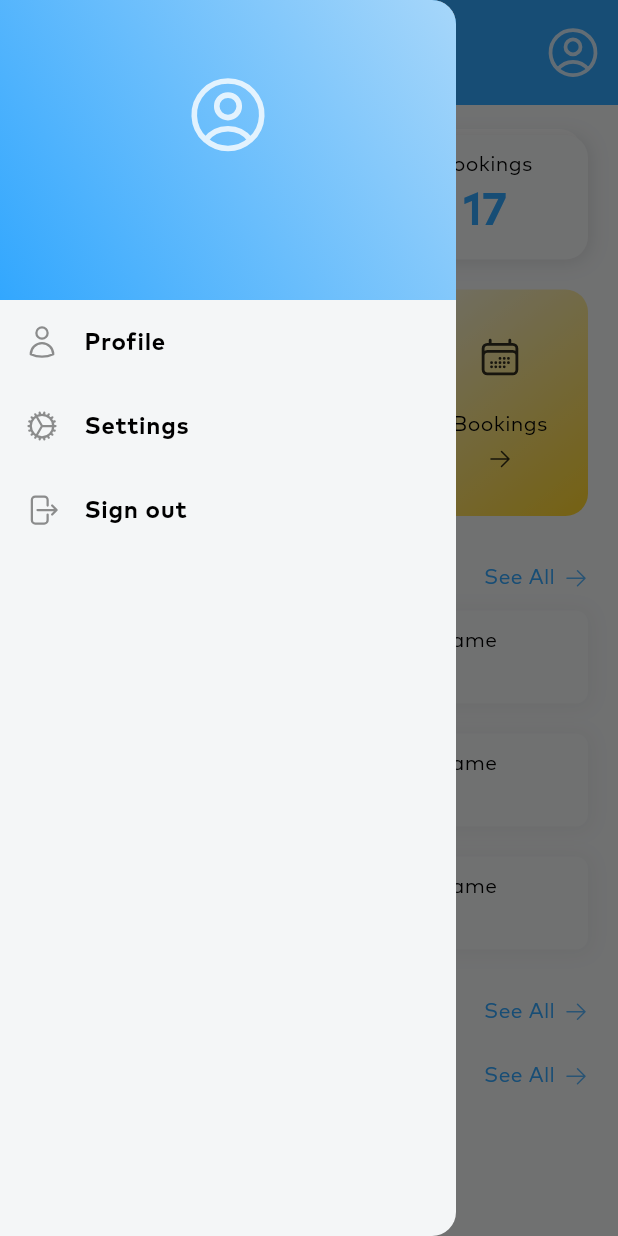
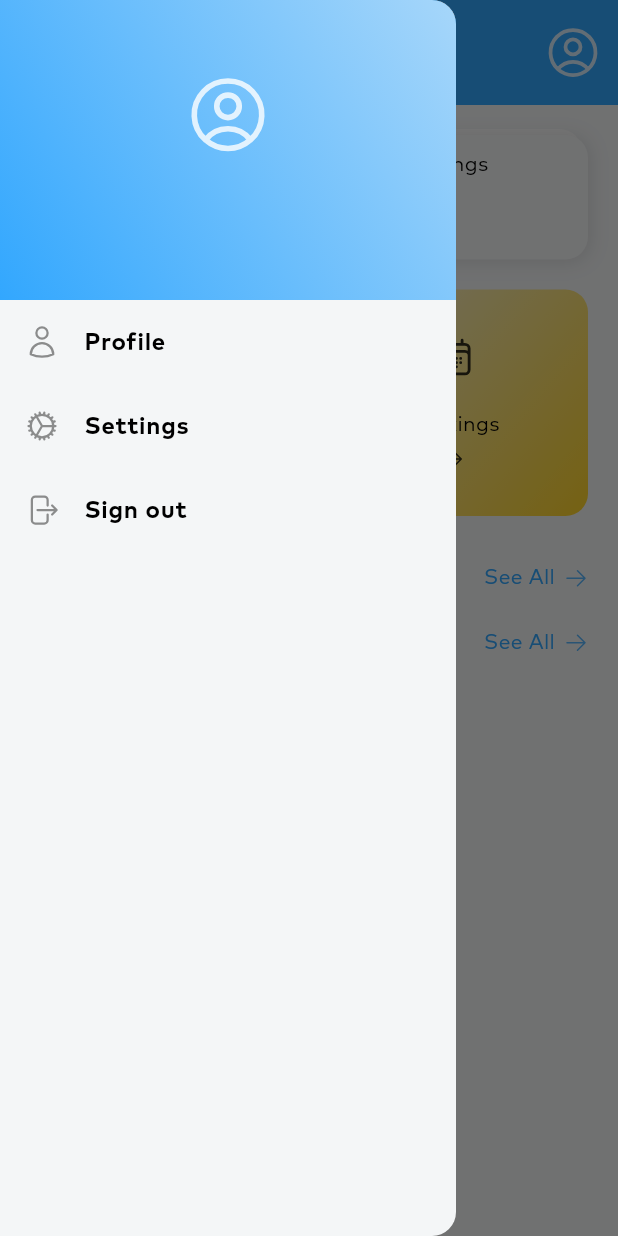
Before and after one commit to jayvibespro/my_doctor, a Flutter app: the HomeScreen screen opened directly, in the side drawer, after a tap on "Doctor", on a phone screen of 412 x 824 dp. Run offline on Flutter 3.47's test engine with Material 3 defaults, Android fonts, the phone set to English and light mode, and no system bars; our stand-ins replace cloud_firestore, firebase_auth, firebase_core, flutter_form_builder, flutter_image_compress, form_builder_validators and 6 more; accounts and stored records are empty; generated files the repository leaves out were written again; project files that could hold a hidden picture were left out.

Commit message:
Working Patients and Doctors Screens

```diff
--- a/lib/core/services/firebase_services/booking_service.dart
+++ b/lib/core/services/firebase_services/booking_service.dart
@@ -12,6 +12,42 @@ import '../../utils/constants/firebase_collections.dart';
 
 mixin BookingService {
   final _db = FirebaseFirestore.instance;
+
+  Future<ApiResponseModel<List<BookingModel>?>> getAllBookings() async {
+    try {
+      final querySnapshot = await _db.collection(fcBookings).get();
+
+      final bookings = querySnapshot.docs
+          .map((doc) => BookingModel.fromDocumentSnapshot(doc: doc))
+          .toList();
+
+      return ApiResponseModel(
+        data: bookings,
+        statusCode: 200,
+        message: "Bookings fetched successfully",
+      );
+    } on FirebaseAuthException catch (e) {
+      if (kDebugMode) {
+        print("ERROR: ${e.message}");
+      }
+
+      return ApiResponseModel(
+        data: null,
+        statusCode: 500,
+        message: e.message ?? "An unknown error occurred.",
+      );
+    } catch (e) {
+      if (kDebugMode) {
+        print("Unexpected ERROR: $e");
+      }
+
+      return ApiResponseModel(
+        data: null,
+        statusCode: 500,
+        message: "An unknown error occurred.",
+      );
+    }
+  }
 
   Future<ApiResponseModel<List<BookingModel>?>> getBookingsByDateAndDoctor(
       String doctorId, String date) async {
--- a/lib/core/state/app_state.dart
+++ b/lib/core/state/app_state.dart
@@ -1,4 +1,5 @@
 import 'package:injectable/injectable.dart';
+import 'package:my_doctor/core/models/booking_model.dart';
 
 import '../models/user_model.dart';
 
@@ -9,6 +10,7 @@ import '../models/user_model.dart';
 @singleton
 class AppState {
   UserModel? userModel;
+  List<BookingModel> bookings = [];
   List<UserModel> doctors = [];
   List<UserModel> patients = [];
   late UserModel selectedDoctor;
--- a/lib/presentation/components/booking_card.dart
+++ b/lib/presentation/components/booking_card.dart
@@ -1,13 +1,21 @@
 import 'package:flutter/material.dart';
 import 'package:heroicons/heroicons.dart';
+import 'package:my_doctor/core/models/booking_model.dart';
 import 'package:my_doctor/core/utils/constants/colors.dart';
+
+import 'booking_status_card.dart';
 
 /*
 * Created by Jackson Stephen, jacksonsteven436@gmail.com: 27|01|2025
 * */
 
 class BookingCard extends StatelessWidget {
-  const BookingCard({super.key});
+  final BookingModel booking;
+
+  const BookingCard({
+    super.key,
+    required this.booking,
+  });
 
   @override
   Widget build(BuildContext context) {
@@ -42,18 +50,18 @@ class BookingCard extends StatelessWidget {
                 child: Column(
                   crossAxisAlignment: CrossAxisAlignment.start,
                   children: [
-                    const Row(
+                    Row(
                       children: [
                         Flexible(
                           child: Text(
-                            'Patient name',
+                            booking.patientName ?? "",
                             // maxLines: 1,
-                            style: TextStyle(
+                            style: const TextStyle(
                               fontSize: 14,
                             ),
                           ),
                         ),
-                        Padding(
+                        const Padding(
                           padding: EdgeInsets.symmetric(horizontal: 8.0),
                           child: HeroIcon(
                             HeroIcons.arrowRight,
@@ -63,8 +71,8 @@ class BookingCard extends StatelessWidget {
                         ),
                         Flexible(
                           child: Text(
-                            'Doctor full name',
-                            style: TextStyle(
+                            booking.doctorName ?? "",
+                            style: const TextStyle(
                               fontSize: 14,
                             ),
                           ),
@@ -76,10 +84,10 @@ class BookingCard extends StatelessWidget {
                     ),
                     Row(
                       children: [
-                        const Flexible(
+                        Flexible(
                           child: Text(
-                            '12/02/2025 - 09:30 pm',
-                            style: TextStyle(
+                            '${booking.date} - ${booking.time}',
+                            style: const TextStyle(
                               color: Colors.grey,
                               fontSize: 12,
                             ),
@@ -88,22 +96,17 @@ class BookingCard extends StatelessWidget {
                         const SizedBox(
                           width: 10,
                         ),
-                        Container(
-                          padding: const EdgeInsets.fromLTRB(4, 2, 4, 2),
-                          decoration: BoxDecoration(
-                            color: cCardGreen,
-                            borderRadius: BorderRadius.circular(4),
-                          ),
-                          child: const Text(
-                            'Pending',
-                            style: TextStyle(
-                              fontSize: 10,
-                              color: Colors.white,
-                              fontWeight: FontWeight.bold,
-                            ),
-                          ),
+                        BookingStatusCard(
+                          status: booking.status ?? "",
                         ),
                       ],
+                    ),
+                    Text(
+                      booking.description ?? "",
+                      style: const TextStyle(
+                        fontStyle: FontStyle.italic,
+                        fontSize: 12,
+                      ),
                     ),
                   ],
                 ),
--- a/lib/presentation/screens/booking_screen/booking_screen_controller.dart
+++ b/lib/presentation/screens/booking_screen/booking_screen_controller.dart
@@ -51,7 +51,6 @@ class BookingScreenController {
     state.timeSlots
       ..clear()
       ..addAll(times.map((time) => TimeSlotModel(time: time, isTaken: false)));
-
     _update();
   }
 
--- a/lib/presentation/screens/home_screen/home_screen.dart
+++ b/lib/presentation/screens/home_screen/home_screen.dart
@@ -175,6 +175,10 @@ class _HomeScreenState extends State<HomeScreen> {
         child: ListView(
           padding: const EdgeInsets.all(20),
           children: [
+            if (_homeScreenController.appState.userModel?.accountType !=
+                'PATIENT')
+              Column(
+                children: [
                   Container(
                     padding: const EdgeInsets.all(10),
                     decoration: BoxDecoration(
@@ -208,7 +212,34 @@ class _HomeScreenState extends State<HomeScreen> {
                                       ),
                                     ),
                                     Text(
-                                _homeScreenController.appState.patients.length
+                                      _homeScreenController
+                                          .appState.patients.length
+                                          .toString(),
+                                      style: const TextStyle(
+                                        color: cPrimary,
+                                        fontSize: 30,
+                                        fontWeight: FontWeight.bold,
+                                      ),
+                                    ),
+                                  ],
+                                ),
+                              ),
+                              if (_homeScreenController
+                                      .appState.userModel?.accountType ==
+                                  'ADMIN')
+                                Expanded(
+                                  child: Column(
+                                    children: [
+                                      const Text(
+                                        'Doctors',
+                                        style: TextStyle(
+                                          color: Colors.black,
+                                          fontSize: 14,
+                                        ),
+                                      ),
+                                      Text(
+                                        _homeScreenController
+                                            .appState.doctors.length
                                             .toString(),
                                         style: const TextStyle(
                                           color: cPrimary,
@@ -223,28 +254,6 @@ class _HomeScreenState extends State<HomeScreen> {
                                 child: Column(
                                   children: [
                                     const Text(
-                                'Doctors',
-                                style: TextStyle(
-                                  color: Colors.black,
-                                  fontSize: 14,
-                                ),
-                              ),
-                              Text(
-                                _homeScreenController.appState.doctors.length
-                                    .toString(),
-                                style: const TextStyle(
-                                  color: cPrimary,
-                                  fontSize: 30,
-                                  fontWeight: FontWeight.bold,
-                                ),
-                              ),
-                            ],
-                          ),
-                        ),
-                        const Expanded(
-                          child: Column(
-                            children: [
-                              Text(
                                       'Bookings',
                                       style: TextStyle(
                                         color: Colors.black,
@@ -252,8 +261,10 @@ class _HomeScreenState extends State<HomeScreen> {
                                       ),
                                     ),
                                     Text(
-                                '17',
-                                style: TextStyle(
+                                      _homeScreenController
+                                          .appState.bookings.length
+                                          .toString(),
+                                      style: const TextStyle(
                                         color: cPrimary,
                                         fontSize: 30,
                                         fontWeight: FontWeight.bold,
@@ -268,7 +279,16 @@ class _HomeScreenState extends State<HomeScreen> {
                   const SizedBox(
                     height: 20,
                   ),
+                ],
+              ),
+            if (_homeScreenController.appState.userModel?.accountType !=
+                'DOCTOR')
               Row(
+                children: [
+                  if (_homeScreenController.appState.userModel?.accountType ==
+                      'ADMIN')
+                    Expanded(
+                      child: Row(
                         children: [
                           HomeCard(
                             icon: const HeroIcon(
@@ -294,6 +314,9 @@ class _HomeScreenState extends State<HomeScreen> {
                           ),
                           const SizedBox(
                             width: 10,
+                          ),
+                        ],
+                      ),
                     ),
                   HomeCard(
                     icon: const HeroIcon(
@@ -341,9 +364,19 @@ class _HomeScreenState extends State<HomeScreen> {
             const SectionHeader(
               title: 'Recent Bookings',
             ),
-            const BookingCard(),
-            const BookingCard(),
-            const BookingCard(),
+            _homeScreenController.state.loading
+                ? const CustomLoader()
+                : Column(
+                    children: _homeScreenController.appState.bookings
+                        .map(
+                          (booking) => BookingCard(booking: booking),
+                        )
+                        .toList(),
+                  ),
+            if (_homeScreenController.appState.userModel?.accountType !=
+                'DOCTOR')
+              Column(
+                children: [
                   SectionHeader(
                     title: 'Doctors',
                     onTap: () {
@@ -365,8 +398,8 @@ class _HomeScreenState extends State<HomeScreen> {
                                 (doctor) => DoctorCard(
                                   doctor: doctor,
                                   onTap: () {
-                              _homeScreenController.appState.selectedDoctor =
-                                  doctor;
+                                    _homeScreenController
+                                        .appState.selectedDoctor = doctor;
                                     Get.to(
                                       () => const BookingScreen(),
                                       transition: Transition.rightToLeft,
@@ -380,6 +413,12 @@ class _HomeScreenState extends State<HomeScreen> {
                               )
                               .toList(),
                         ),
+                ],
+              ),
+            if (_homeScreenController.appState.userModel?.accountType ==
+                'ADMIN')
+              Column(
+                children: [
                   SectionHeader(
                     title: 'Patients',
                     onTap: () {
@@ -406,6 +445,8 @@ class _HomeScreenState extends State<HomeScreen> {
                         ),
                 ],
               ),
+          ],
+        ),
       ),
     );
   }
--- a/lib/presentation/screens/home_screen/home_screen_controller.dart
+++ b/lib/presentation/screens/home_screen/home_screen_controller.dart
@@ -4,6 +4,7 @@ import 'package:injectable/injectable.dart';
 import 'package:my_doctor/presentation/screens/splash_screen/splash_screen.dart';
 
 import '../../../../core/models/api_response_model.dart';
+import '../../../core/models/booking_model.dart';
 import '../../../core/models/user_model.dart';
 import '../../../../core/services/data_service.dart';
 
@@ -35,6 +36,7 @@ class HomeScreenController {
     _dataService = DataService();
     _sessionManager = SessionManager();
     getUsers();
+    getBookings();
   }
 
   Future<void> getUsers() async {
@@ -51,6 +53,29 @@ class HomeScreenController {
       appState.patients = response.data!
           .where((user) => user.accountType == "PATIENT")
           .toList();
+    } else {
+      if (!_context.mounted) return;
+      topSnackBar(
+        context: _context,
+        message: response.message,
+        snackBarType: SnackBarType.error,
+      );
+    }
+    state.loading = false;
+    _update();
+  }
+
+  Future<void> getBookings() async {
+    if (appState.bookings.isEmpty) {
+      state.loading = true;
+    }
+    _update();
+
+    ApiResponseModel<List<BookingModel>?> response =
+        await _dataService.getAllBookings();
+
+    if (response.success) {
+      appState.bookings = response.data!;
     } else {
       if (!_context.mounted) return;
       topSnackBar(
```
Also changed, not shown: lib/presentation/components/booking_status_card.dart (added, +33 -0 lines), lib/presentation/screens/doctors_screens/doctors_screen.dart (+25 -22 lines), lib/presentation/screens/doctors_screens/doctors_screen_controller.dart (added, +44 -0 lines), lib/presentation/screens/patients_screen/patients_screen.dart (+24 -9 lines), lib/presentation/screens/patients_screen/patients_screen_controller.dart (added, +44 -0 lines). Lines whose indentation alone changed are shown as unchanged.
